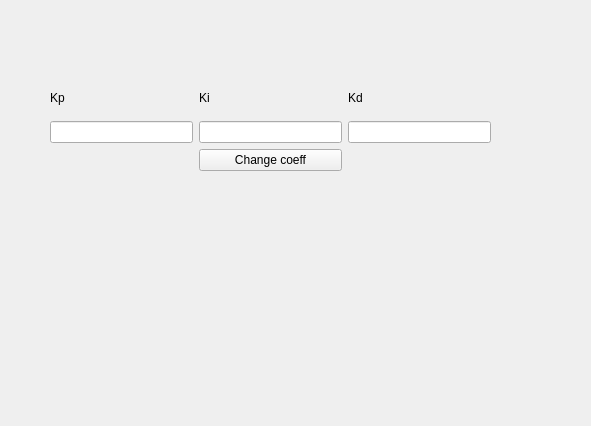
thepiperatthegates/MIR_SRC_CODE, file GUI_SRC_CODE/src/pid_controller_gui_dev/change_coeff.ui: the form before one commit.
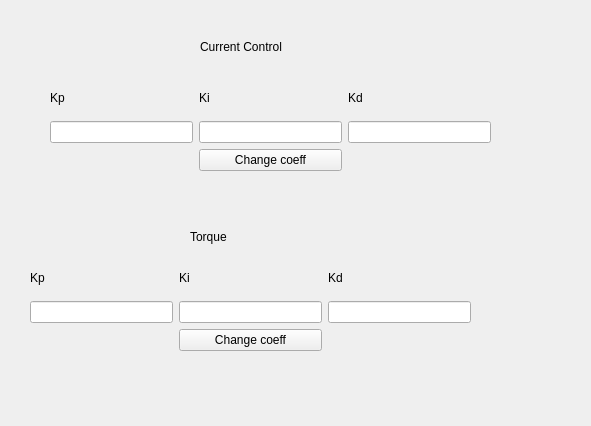
The form after the commit.

```diff
--- a/GUI_SRC_CODE/src/pid_controller_gui_dev/change_coeff.ui
+++ b/GUI_SRC_CODE/src/pid_controller_gui_dev/change_coeff.ui
@@ -62,6 +62,81 @@
     </item>
    </layout>
   </widget>
+  <widget class="QLabel" name="label_4">
+   <property name="geometry">
+    <rect>
+     <x>200</x>
+     <y>30</y>
+     <width>142</width>
+     <height>34</height>
+    </rect>
+   </property>
+   <property name="text">
+    <string>Current Control</string>
+   </property>
+  </widget>
+  <widget class="QLabel" name="label_5">
+   <property name="geometry">
+    <rect>
+     <x>190</x>
+     <y>220</y>
+     <width>142</width>
+     <height>34</height>
+    </rect>
+   </property>
+   <property name="text">
+    <string>Torque </string>
+   </property>
+  </widget>
+  <widget class="QWidget" name="layoutWidget_2">
+   <property name="geometry">
+    <rect>
+     <x>30</x>
+     <y>260</y>
+     <width>441</width>
+     <height>91</height>
+    </rect>
+   </property>
+   <layout class="QGridLayout" name="gridLayout_2">
+    <item row="0" column="0">
+     <widget class="QLabel" name="label_6">
+      <property name="text">
+       <string>Kp</string>
+      </property>
+     </widget>
+    </item>
+    <item row="0" column="1">
+     <widget class="QLabel" name="label_7">
+      <property name="text">
+       <string>Ki</string>
+      </property>
+     </widget>
+    </item>
+    <item row="0" column="2">
+     <widget class="QLabel" name="label_8">
+      <property name="text">
+       <string>Kd</string>
+      </property>
+     </widget>
+    </item>
+    <item row="1" column="0">
+     <widget class="QLineEdit" name="input_Kp_2"/>
+    </item>
+    <item row="1" column="1">
+     <widget class="QLineEdit" name="input_Ki_2"/>
+    </item>
+    <item row="1" column="2">
+     <widget class="QLineEdit" name="input_Kd_2"/>
+    </item>
+    <item row="2" column="1">
+     <widget class="QPushButton" name="button_coeff_send_2">
+      <property name="text">
+       <string>Change coeff</string>
+      </property>
+     </widget>
+    </item>
+   </layout>
+  </widget>
  </widget>
  <resources/>
  <connections/>
```
